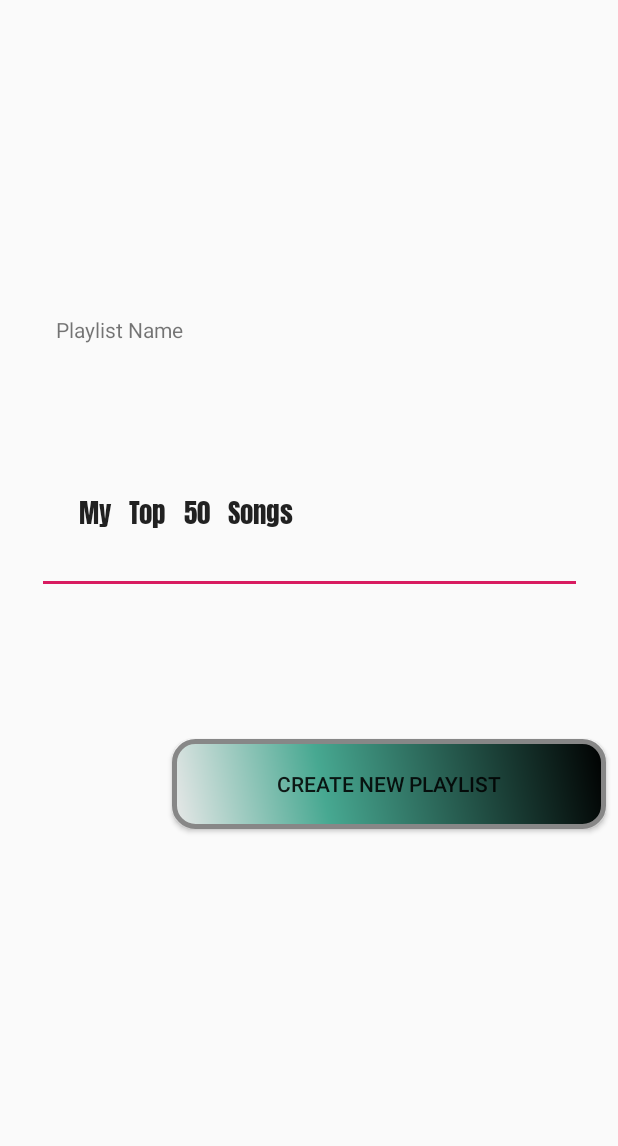
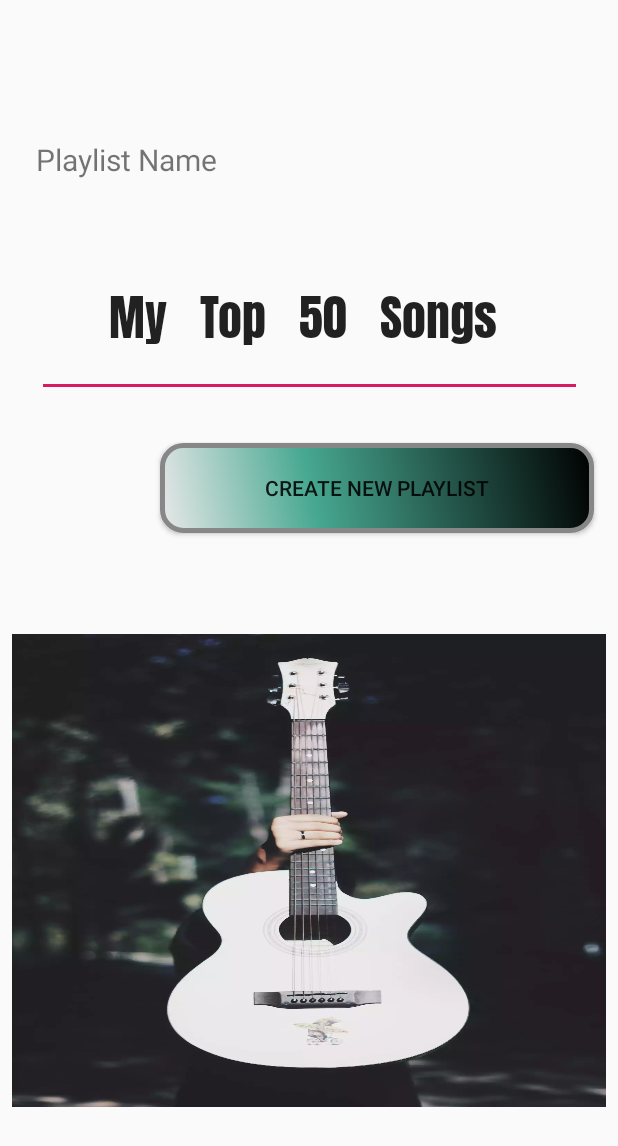
Before and after one commit to MarinaTaran/Android-Project, an Android app: the CreateNewPlayList screen opened directly, with no data from a screen before it, on a phone screen of 412 x 824 dp. Shown: the top 1146 px of the screen. Run offline under Robolectric (Android 15) with nearby library versions, the phone set to English and light mode, and no system bars; libraries missing offline, so code that uses them is left out: com.spotify.android, com.spotify.sdk, com.wrapper.spotify.

```diff
--- a/app/src/main/java/com/example/marina/myspotifyapp/User.java
+++ b/app/src/main/java/com/example/marina/myspotifyapp/User.java
@@ -13,6 +13,7 @@ public class User implements Serializable {//sinxronizaciya bazi dannix s priloz
     public User(String id, List<MyTrack> tracks) {
         this.id = id;
         this.tracks = tracks;
+        System.out.println("");
     }
 
     public User() {
--- a/app/src/main/res/layout/activity_list_of_playlists.xml
+++ b/app/src/main/res/layout/activity_list_of_playlists.xml
@@ -12,12 +12,28 @@
         android:layout_width="wrap_content"
         android:layout_height="wrap_content"
         android:text="Playlist Name"
+        android:textSize="20dp"
         app:layout_constraintBottom_toBottomOf="parent"
-        app:layout_constraintHorizontal_bias="0.114"
+        app:layout_constraintHorizontal_bias="0.083"
         app:layout_constraintLeft_toLeftOf="parent"
         app:layout_constraintRight_toRightOf="parent"
         app:layout_constraintTop_toTopOf="parent"
-        app:layout_constraintVertical_bias="0.261" />
+        app:layout_constraintVertical_bias="0.116" />
+
+    <ImageView
+        android:id="@+id/imageView"
+        android:layout_width="396dp"
+        android:layout_height="315dp"
+        android:layout_centerInParent="true"
+        android:layout_marginTop="344dp"
+        android:layout_marginEnd="8dp"
+        android:layout_marginBottom="8dp"
+        android:adjustViewBounds="true"
+        android:background="@drawable/frameharirak"
+        android:scaleType="centerCrop"
+        app:layout_constraintBottom_toBottomOf="parent"
+        app:layout_constraintEnd_toEndOf="parent"
+        app:layout_constraintTop_toTopOf="parent" />
 
     <EditText
         android:id="@+id/namePlayList"
@@ -28,16 +44,17 @@
         android:layout_marginEnd="8dp"
         android:layout_marginBottom="8dp"
         android:ems="10"
+        android:fontFamily="@font/anton"
         android:hint="input name of list"
         android:inputType="textPersonName"
-        android:fontFamily="@font/anton"
         android:text="      My   Top   50   Songs"
+        android:textSize="32dp"
 
         app:layout_constraintBottom_toBottomOf="parent"
         app:layout_constraintEnd_toEndOf="parent"
         app:layout_constraintStart_toStartOf="parent"
         app:layout_constraintTop_toTopOf="parent"
-        app:layout_constraintVertical_bias="0.397" />
+        app:layout_constraintVertical_bias="0.208" />
 
     <Button
         android:id="@+id/create"
@@ -51,10 +68,10 @@
         android:text="Create new Playlist"
         app:layout_constraintBottom_toBottomOf="parent"
         app:layout_constraintEnd_toEndOf="parent"
-        app:layout_constraintHorizontal_bias="1.0"
+        app:layout_constraintHorizontal_bias="0.924"
         app:layout_constraintStart_toStartOf="parent"
         app:layout_constraintTop_toTopOf="parent"
-        app:layout_constraintVertical_bias="0.648" />
+        app:layout_constraintVertical_bias="0.384" />
 
 
 
--- a/app/src/main/res/layout/activity_start.xml
+++ b/app/src/main/res/layout/activity_start.xml
@@ -12,7 +12,7 @@
         android:layout_height="678dp"
         android:layout_centerInParent="true"
         android:adjustViewBounds="true"
-
+android:background="@drawable/eric"
         android:scaleType="centerCrop"
         app:layout_constraintBottom_toBottomOf="parent"
         app:layout_constraintEnd_toEndOf="parent"
```
Also changed, not shown: app/src/main/res/layout/activity_loading.xml (+14 -10 lines).
